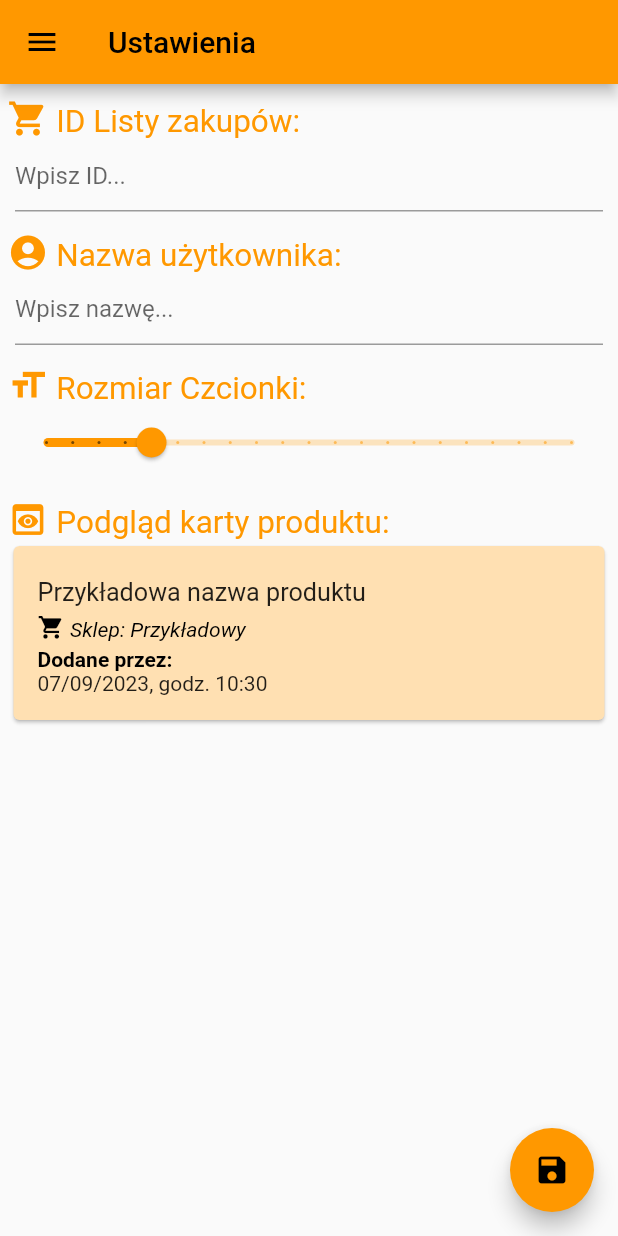
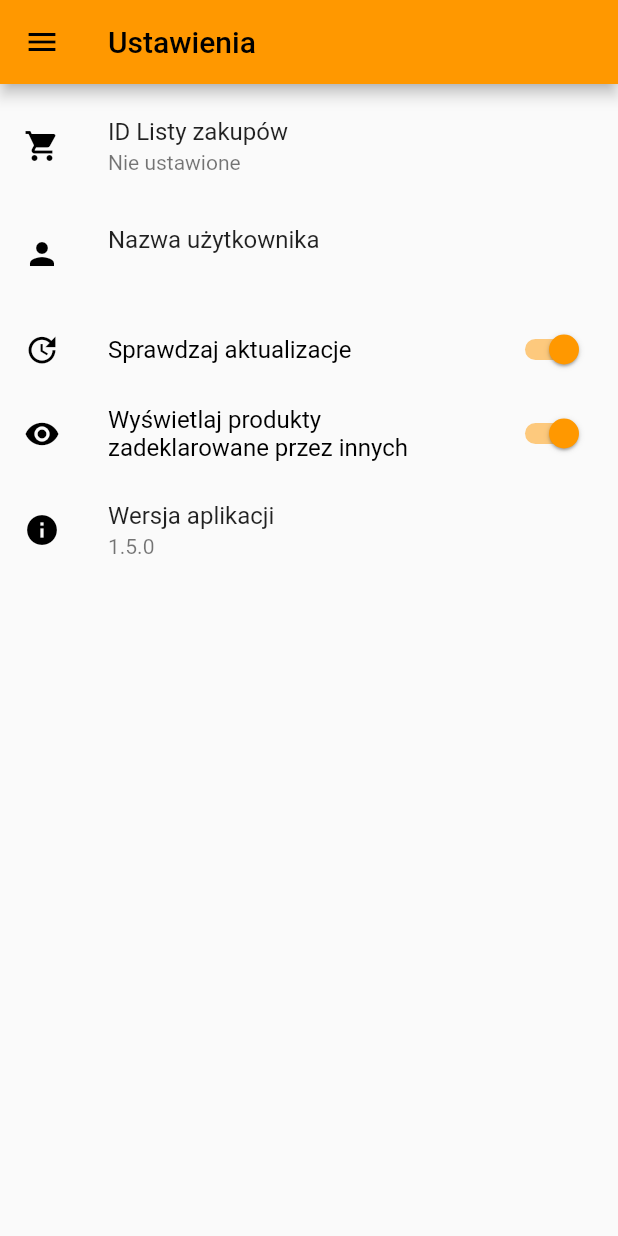
Before and after one commit to maciejors/zakupyapp1, a Flutter app: the SettingsScreen screen opened by its route, on a phone screen of 412 x 824 dp. Run offline on Flutter 3.47's test engine with Material 2 defaults, Android fonts, the light colour scheme and no system bars; our stand-ins replace firebase_core, firebase_database, firebase_storage, package_info_plus, shared_preferences; missing offline and left inert: firebase_app_check; accounts and stored records are empty.

Commit message:
rework the settings screen

```diff
--- a/lib/screens/settings.dart
+++ b/lib/screens/settings.dart
@@ -1,10 +1,8 @@
 import 'package:flutter/material.dart';
 
-import 'package:zakupyapp/core/product.dart';
 import 'package:zakupyapp/storage/storage_manager.dart';
+import 'package:zakupyapp/utils/app_info.dart';
 import 'package:zakupyapp/widgets/main_drawer.dart';
-import 'package:zakupyapp/widgets/product_card.dart';
-import 'package:zakupyapp/widgets/text_with_icon.dart';
 
 class SettingsScreen extends StatefulWidget {
   const SettingsScreen({Key? key}) : super(key: key);
@@ -14,116 +12,154 @@ class SettingsScreen extends StatefulWidget {
 }
 
 class _SettingsScreenState extends State<SettingsScreen> {
-  String shoppingListId = SM.getShoppingListId();
-  String username = SM.getUsername();
-  double mainFontSize = SM.getMainFontSize();
+  String _shoppingListIdInput = '';
+  String _usernameInput = '';
+
+  Future<void> showEditShoppingListIdDialog(BuildContext ctx) async {
+    _shoppingListIdInput = SM.getShoppingListId();
+    await showDialog(
+        context: ctx,
+        builder: (ctx) => AlertDialog(
+              title: Text('ID Listy zakupów'),
+              content: TextFormField(
+                initialValue: SM.getShoppingListId(),
+                decoration: InputDecoration(label: Text('Wpisz ID...')),
+                onChanged: (newValue) {
+                  setState(() {
+                    _shoppingListIdInput = newValue;
+                  });
+                },
+              ),
+              actions: <Widget>[
+                TextButton(
+                  child: Text('Anuluj'),
+                  onPressed: () => Navigator.of(ctx).pop(),
+                ),
+                TextButton(
+                  child: Text('Zapisz'),
+                  onPressed: () {
+                    setState(() {
+                      SM.setShoppingListId(_shoppingListIdInput);
+                    });
+                    Navigator.of(ctx).pop();
+                    ScaffoldMessenger.of(ctx).showSnackBar(
+                        SnackBar(content: Text('Zapisano ID Listy zakupów')));
+                  },
+                ),
+              ],
+            ));
+  }
+
+  Future<void> showEditUsernameDialog(BuildContext ctx) async {
+    _usernameInput = SM.getUsername();
+    await showDialog(
+        context: ctx,
+        builder: (ctx) => AlertDialog(
+              title: Text('Nazwa użytkownika'),
+              content: TextFormField(
+                initialValue: SM.getUsername(),
+                decoration: InputDecoration(label: Text('Wpisz nazwę...')),
+                onChanged: (newValue) {
+                  setState(() {
+                    _usernameInput = newValue;
+                  });
+                },
+              ),
+              actions: <Widget>[
+                TextButton(
+                  child: Text('Anuluj'),
+                  onPressed: () => Navigator.of(ctx).pop(),
+                ),
+                TextButton(
+                  child: Text('Zapisz'),
+                  onPressed: () {
+                    setState(() {
+                      SM.setUsername(_usernameInput);
+                    });
+                    Navigator.of(ctx).pop();
+                    ScaffoldMessenger.of(ctx).showSnackBar(
+                        SnackBar(content: Text('Zapisano nazwę użytkownika')));
+                  },
+                ),
+              ],
+            ));
+  }
 
   @override
   Widget build(BuildContext context) {
+    String shoppingListId = SM.getShoppingListId();
     return Scaffold(
       drawer: MainDrawer(),
       appBar: AppBar(
         title: Text('Ustawienia'),
       ),
       body: ListView(
-        padding: EdgeInsets.all(5.0),
+        padding: EdgeInsets.only(top: 5),
         children: <Widget>[
-          SizedBox(height: 5),
-          SimpleTextWithIcon(
-            text: 'ID Listy zakupów:',
-            iconData: Icons.shopping_cart,
-            color: Colors.orange,
-            size: SM.getMainFontSize() * 1.5,
+          ListTile(
+            title: Text('ID Listy zakupów'),
+            subtitle:
+                Text(shoppingListId == '' ? 'Nie ustawione' : shoppingListId),
+            leading: Icon(
+              Icons.shopping_cart,
+              color: Colors.black,
+            ),
+            titleAlignment: ListTileTitleAlignment.center,
+            onTap: () => showEditShoppingListIdDialog(context),
           ),
-          Padding(
-            padding: const EdgeInsets.only(left: 5, right: 5),
-            child: TextFormField(
-              initialValue: SM.getShoppingListId(),
-              decoration: InputDecoration(hintText: 'Wpisz ID...'),
-              onChanged: (newValue) {
-                setState(() {
-                  shoppingListId = newValue;
-                });
-              },
+          ListTile(
+            title: Text('Nazwa użytkownika'),
+            subtitle: Text(SM.getUsername()),
+            leading: Icon(
+              Icons.person,
+              color: Colors.black,
             ),
+            titleAlignment: ListTileTitleAlignment.center,
+            onTap: () => showEditUsernameDialog(context),
           ),
-          SizedBox(height: SM.getMainFontSize()),
-          SimpleTextWithIcon(
-            text: 'Nazwa użytkownika:',
-            iconData: Icons.account_circle,
-            color: Colors.orange,
-            size: SM.getMainFontSize() * 1.5,
+          SwitchListTile(
+            title: Text(
+              'Sprawdzaj aktualizacje',
+              style: TextStyle(
+                color: Colors.black,
+              ),
+            ),
+            secondary: Icon(
+              Icons.update,
+              color: Colors.black,
+            ),
+            value: SM.getCheckForUpdatesFlag(),
+            onChanged: (newValue) => setState(() {
+              SM.setCheckForUpdatesFlag(newValue);
+            }),
           ),
-          Padding(
-            padding: const EdgeInsets.only(left: 5, right: 5),
-            child: TextFormField(
-              initialValue: SM.getUsername(),
-              decoration: InputDecoration(hintText: 'Wpisz nazwę...'),
-              onChanged: (newValue) {
-                setState(() {
-                  username = newValue;
-                });
-              },
+          SwitchListTile(
+            title: Text(
+              'Wyświetlaj produkty zadeklarowane przez innych',
+              style: TextStyle(
+                color: Colors.black,
+              ),
             ),
+            secondary: Icon(
+              Icons.remove_red_eye,
+              color: Colors.black,
+            ),
+            value: SM.getDisplayDeclaredProductsFlag(),
+            onChanged: (newValue) => setState(() {
+              SM.setDisplayDeclaredProductsFlag(newValue);
+            }),
           ),
-          SizedBox(height: SM.getMainFontSize()),
-          SimpleTextWithIcon(
-            text: 'Rozmiar Czcionki:',
-            iconData: Icons.format_size,
-            color: Colors.orange,
-            size: SM.getMainFontSize() * 1.5,
-          ),
-          Slider(
-            value: mainFontSize,
-            onChanged: (newValue) {
-              setState(() {
-                mainFontSize = newValue;
-              });
-            },
-            min: 10,
-            max: 30,
-            divisions: 20,
-            label: mainFontSize.toInt().toString(),
-          ),
-          SizedBox(height: SM.getMainFontSize()),
-          SimpleTextWithIcon(
-            text: 'Podgląd karty produktu:',
-            iconData: Icons.preview,
-            color: Colors.orange,
-            size: SM.getMainFontSize() * 1.5,
-          ),
-          ProductCard(
-            product: Product(
-              id: '',
-              name: 'Przykładowa nazwa produktu',
-              shop: 'Przykładowy',
-              dateAdded: DateTime.now(),
-              whoAdded: username,
+          ListTile(
+            title: Text('Wersja aplikacji'),
+            subtitle: Text(AppInfo.getVersion()),
+            leading: Icon(
+              Icons.info,
+              color: Colors.black,
             ),
-            editFunc: () {},
-            deleteFunc: () {},
-            addBuyerFunc: () {},
-            mainFontSize: mainFontSize,
-            username: '',
+            titleAlignment: ListTileTitleAlignment.center,
+            onTap: () {},
           ),
         ],
-      ),
-      floatingActionButton: FloatingActionButton(
-        child: Icon(Icons.save),
-        onPressed: () {
-          final FocusScopeNode currentScope = FocusScope.of(context);
-          if (!currentScope.hasPrimaryFocus && currentScope.hasFocus) {
-            FocusManager.instance.primaryFocus!.unfocus();
-          }
-          setState(() {
-            SM.setShoppingListId(shoppingListId);
-            SM.setUserName(username);
-            SM.setMainFontSize(mainFontSize);
-          });
-          ScaffoldMessenger.of(context).showSnackBar(SnackBar(
-            content: Text('Zapisano ustawienia'),
-          ));
-        },
       ),
     );
   }
```
